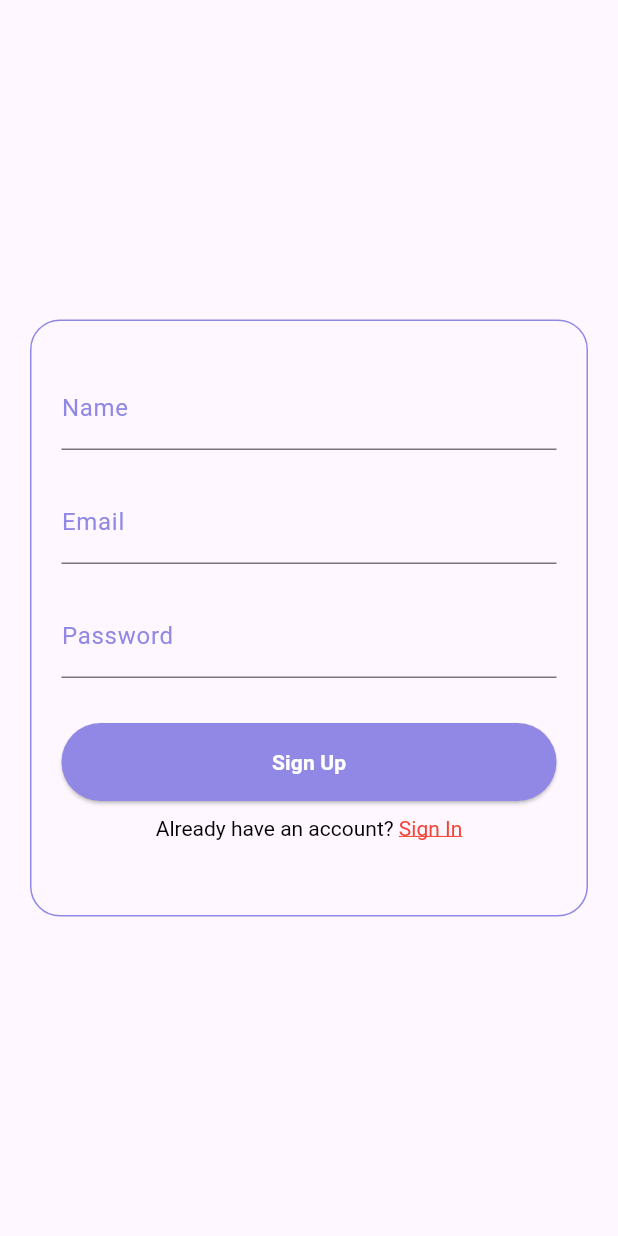
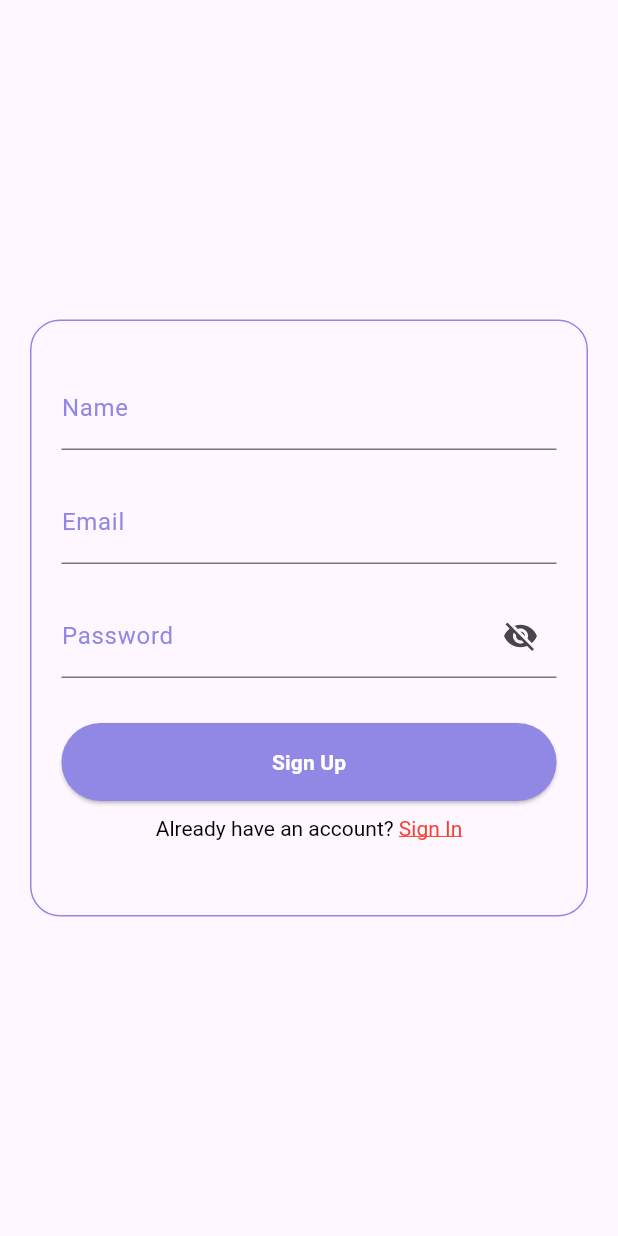
Before and after one commit to AbhijithRaghavKc/pawrescue1, a Flutter app: the screen it shows after launch, on a phone screen of 412 x 824 dp. Run offline on Flutter 3.47's test engine with Material 3 defaults, Android fonts, the phone set to English and light mode, and no system bars; our stand-ins replace cloud_firestore, firebase_core, geocoding, google_fonts, image_picker, location; missing offline and left inert: amplify_auth_cognito, amplify_core, amplify_flutter, amplify_storage_s3; accounts and stored records are empty.

Commit message:
before sns

```diff
--- a/lib/view/user/auth/signup.dart
+++ b/lib/view/user/auth/signup.dart
@@ -19,7 +19,7 @@ class _UserSignUpScreenState extends State<UserSignUp> {
   final _emailController = TextEditingController();
   final _passwordController = TextEditingController();
   bool _isLoading = false; // Added loading state
-
+  bool _obscurePassword = true;
   bool isValidEmail(String email) {
     final emailRegex =
         RegExp(r'^[a-zA-Z0-9._%+-]+@[a-zA-Z0-9.-]+\.[a-zA-Z]{2,}$');
@@ -83,11 +83,23 @@ class _UserSignUpScreenState extends State<UserSignUp> {
                           const SizedBox(height: 20),
                           TextFormField(
                             controller: _passwordController,
-                            obscureText: true,
-                            decoration: const InputDecoration(
+                            obscureText: _obscurePassword,
+                            decoration: InputDecoration(
+                              suffixIcon: IconButton(
+                                icon: Icon(
+                                  _obscurePassword
+                                      ? Icons.visibility_off
+                                      : Icons.visibility,
+                                ),
+                                onPressed: () {
+                                  setState(() {
+                                    _obscurePassword = !_obscurePassword;
+                                  });
+                                },
+                              ),
                               labelText: "Password",
-                              labelStyle:
-                                  TextStyle(color: CustomColors.buttonColor1),
+                              labelStyle: const TextStyle(
+                                  color: CustomColors.buttonColor1),
                             ),
                             validator: (value) {
                               if (value == null || value.isEmpty) {
@@ -205,7 +217,7 @@ class _UserSignUpScreenState extends State<UserSignUp> {
         }
       } on AuthException catch (e) {
         print(e);
-         ScaffoldMessenger.of(context).showSnackBar(
+        ScaffoldMessenger.of(context).showSnackBar(
           SnackBar(content: Text(e.message)),
         );
         setState(() {
--- a/pubspec.yaml
+++ b/pubspec.yaml
@@ -37,9 +37,11 @@ dependencies:
   firebase_core: ^3.12.1
   flutter:
     sdk: flutter
+  geocoding: ^3.0.0
   google_fonts: ^6.2.1
   image_picker: ^1.1.2
   intl: ^0.20.2
+  location: ^8.0.0
 
 dev_dependencies:
   flutter_lints: ^5.0.0
```
Also changed, not shown: lib/view/user/report.dart (+79 -17 lines), pubspec.lock, 1 other file.
